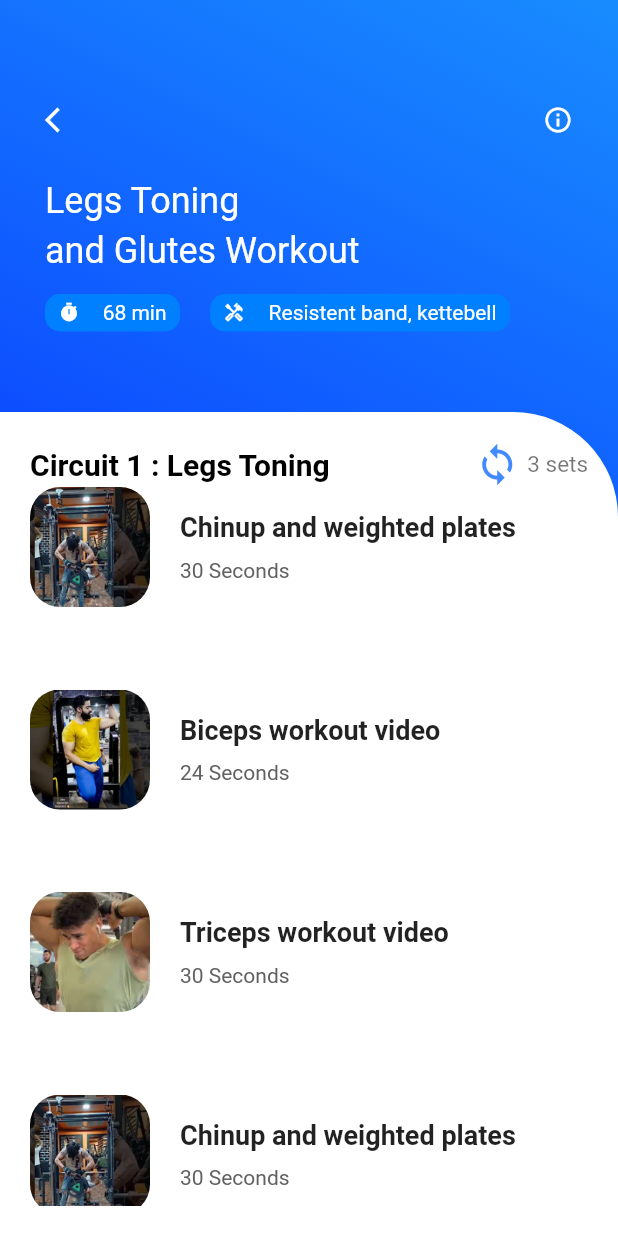
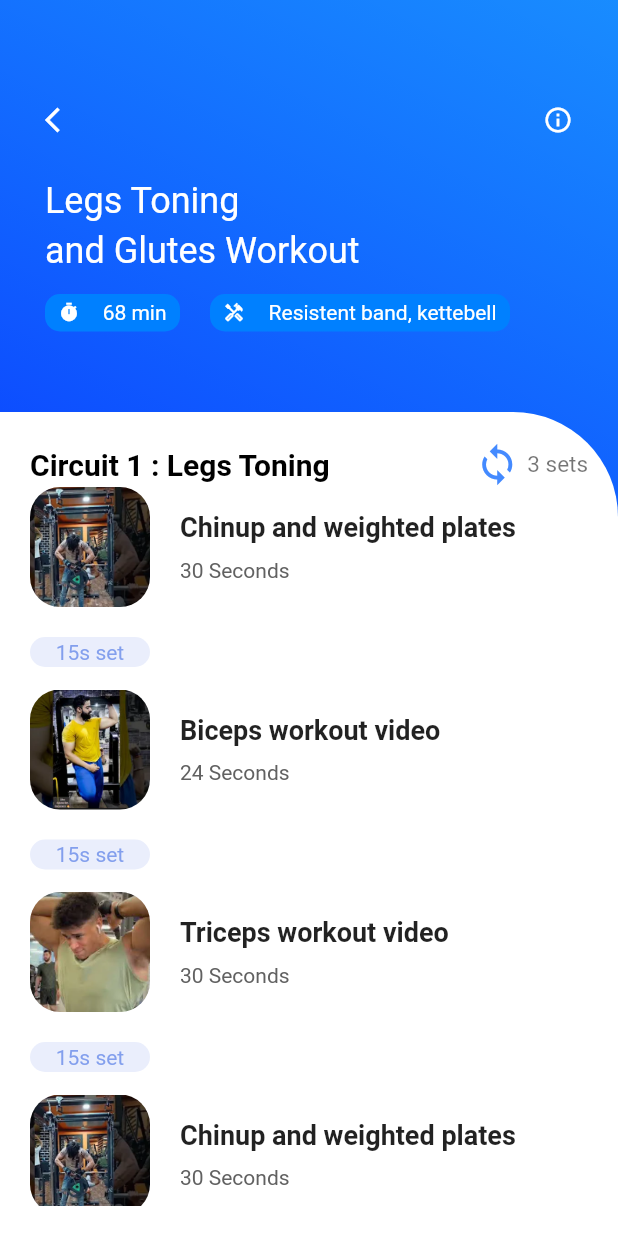
Before and after one commit to muhammadawaisyaseen/video-player-app, a Flutter app: the screen it shows after launch, on a phone screen of 412 x 824 dp. Run offline on Flutter 3.47's test engine with Material 2 defaults, Android fonts, the phone set to English and light mode, and no system bars; our stand-ins replace get.

Commit message:
Update video_info.dart

```diff
--- a/lib/video_info.dart
+++ b/lib/video_info.dart
@@ -239,7 +239,36 @@ class _VideoInfoState extends State<VideoInfo> {
                                           ],
                                         )
                                       ],
-                                    )
+                                    ),
+                                    const SizedBox(
+                                      height: 20,
+                                    ),
+                                    Row(
+                                      children: [
+                                        Container(
+                                          height: 20,
+                                          width: 80,
+                                          decoration: BoxDecoration(
+                                            color: const Color(0xFFeaeefc),
+                                            borderRadius:
+                                                BorderRadius.circular(10),
+                                          ),
+                                          child: const Center(
+                                            child: Text(
+                                              "15s set",
+                                              style: TextStyle(
+                                                color: Color(0xFF839fed),
+                                              ),
+                                            ),
+                                          ),
+                                        )
+                                      ],
+                                    ),
+                                    // Row(
+                                    //   children: [
+
+                                    //   ],
+                                    // )
                                   ],
                                 ),
                               ));
```
